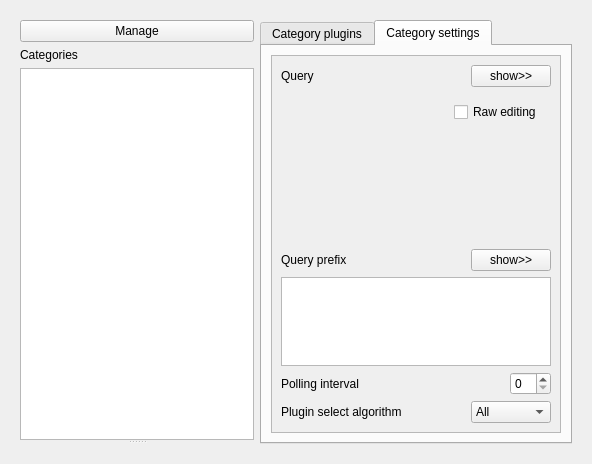
The window that runtime/service/kcm/categoriesPage.ui (KDE/nepomuk-web-extractor) describes before a commit, drawn with Qt 5.
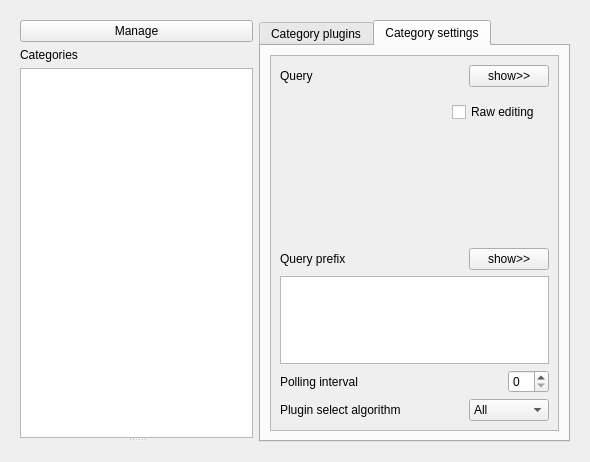
The same window after the commit. Custom widgets are drawn as their Qt base class.

Commit message: First step in the KCM rewrite: the new GUI is there and reading categories works. Still missing is the writing of categories and nicer delegates for the category and plugin listing.

What changed in the file:
```diff
--- a/runtime/service/kcm/categoriesPage.ui
+++ b/runtime/service/kcm/categoriesPage.ui
@@ -6,8 +6,8 @@
    <rect>
     <x>0</x>
     <y>0</y>
-    <width>592</width>
-    <height>464</height>
+    <width>590</width>
+    <height>462</height>
    </rect>
   </property>
   <property name="windowTitle">
@@ -82,8 +82,8 @@
                <rect>
                 <x>0</x>
                 <y>0</y>
-                <width>300</width>
-                <height>397</height>
+                <width>299</width>
+                <height>395</height>
                </rect>
               </property>
               <layout class="QVBoxLayout" name="verticalLayout_7">
```
The commit also changes 25 other files.
